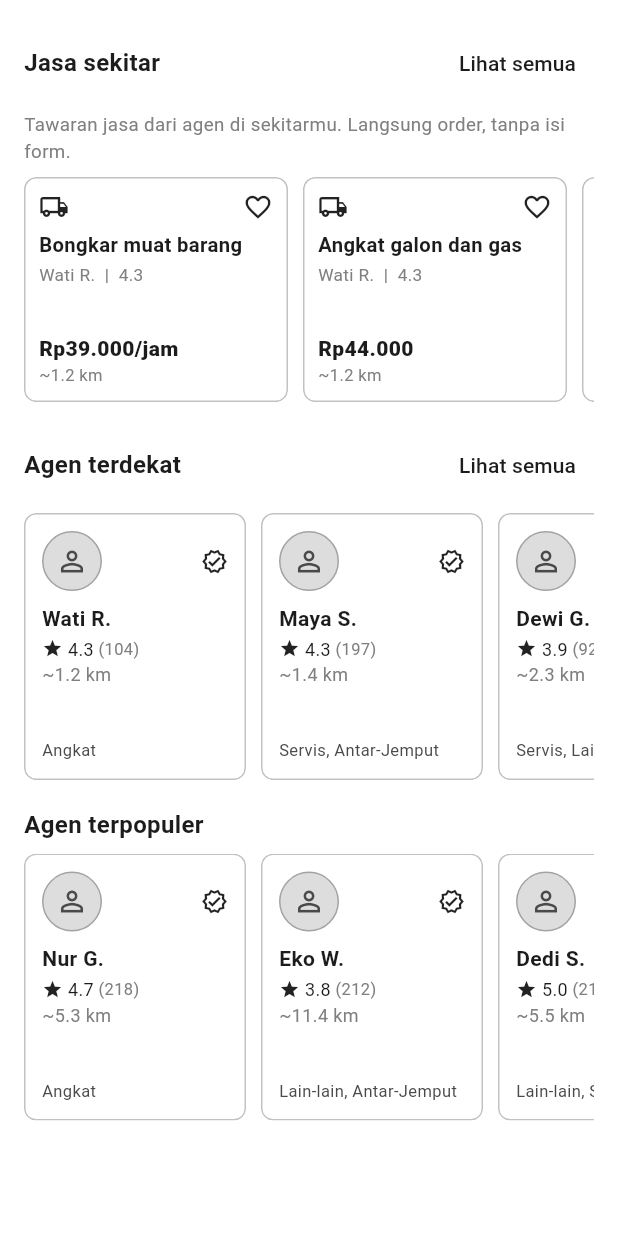
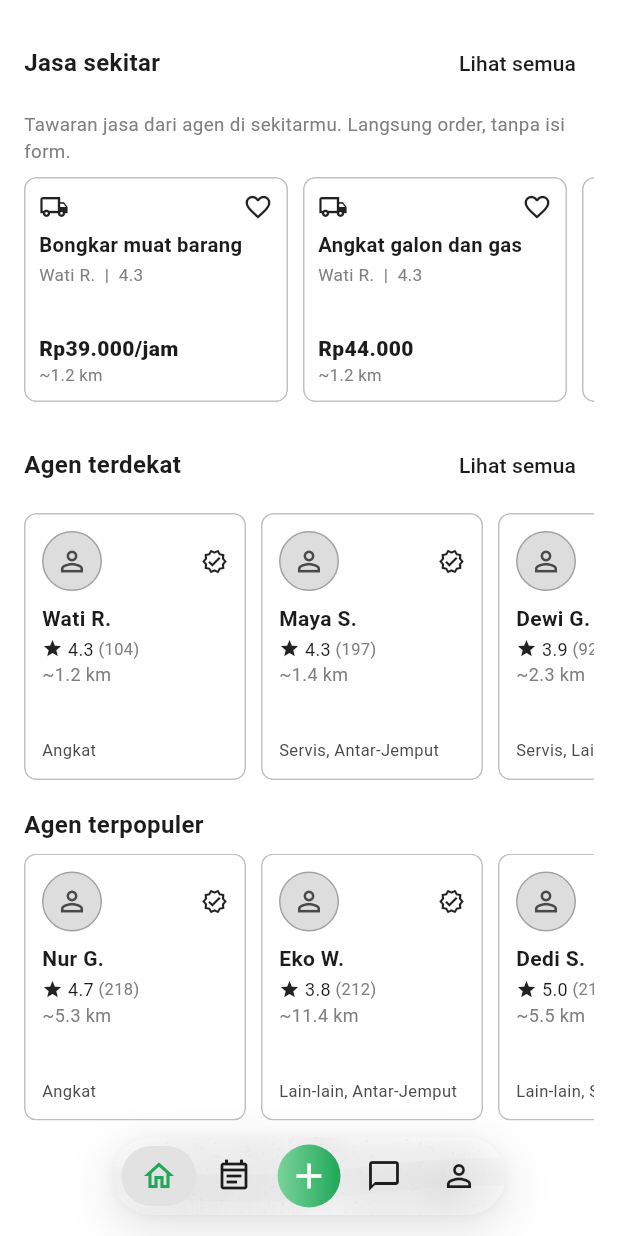
Before and after one commit to RifkiIndriawanUNP/buruhku, a Flutter app: the Shell screen opened directly, scrolled down 541 dp, on a phone screen of 412 x 824 dp. Run offline on Flutter 3.47's test engine with Material 3 defaults, Android fonts, the light colour scheme and no system bars; our stand-ins replace shared_preferences; accounts and stored records are empty.

Commit message:
update navbar dan alur order lebih dari satu agen

```diff
--- a/lib/screens/shell.dart
+++ b/lib/screens/shell.dart
@@ -19,14 +19,14 @@
   bool _hidden = false;
 
   bool _onNotification(ScrollNotification notification) {
-    if (notification is ScrollUpdateNotification) {
-      if (notification.metrics.axis == Axis.vertical) {
-        final delta = notification.scrollDelta ?? 0;
-        if (delta > 0 && !_hidden) {
-          setState(() => _hidden = true);
-        } else if (delta < 0 && _hidden) {
-          setState(() => _hidden = false);
-        }
+    if (notification is ScrollUpdateNotification && notification.metrics.axis == Axis.vertical) {
+      final delta = notification.scrollDelta ?? 0;
+      if (notification.metrics.pixels <= 0) {
+        if (_hidden) setState(() => _hidden = false);
+      } else if (delta > 4 && !_hidden) {
+        setState(() => _hidden = true);
+      } else if (delta < -4 && _hidden) {
+        setState(() => _hidden = false);
       }
     }
     return false;
@@ -76,7 +76,7 @@
                 setState(() => _hidden = false);
                 context.r.goTab(v);
               },
-              hidden: _hidden,
+              compact: _hidden,
             ),
           ),
         ],
--- a/lib/ui.dart
+++ b/lib/ui.dart
@@ -450,8 +450,8 @@
   final List<BarItem> items;
   final int? center;
   final ValueChanged<int> onTap;
-  final bool hidden;
-  const BottomBar({required this.index, required this.items, required this.onTap, this.center, this.hidden = false, super.key});
+  final bool compact;
+  const BottomBar({required this.index, required this.items, required this.onTap, this.center, this.compact = false, super.key});
   @override
   State<BottomBar> createState() => _BottomBarState();
 }
@@ -459,8 +459,8 @@
 class _Geo {
   static const pad = 6.0;
   final List<double> lefts = [], widths = [];
-  _Geo(int n, int? center, double inner) {
-    final wt = [for (var i = 0; i < n; i++) i == center ? 1.35 : 1.0];
+  _Geo(int n, int? center, double inner, {double centerWeight = 1.35}) {
+    final wt = [for (var i = 0; i < n; i++) i == center ? centerWeight : 1.0];
     final sum = wt.fold(0.0, (a, b) => a + b);
     var x = 0.0;
     for (final k in wt) {
@@ -493,26 +493,27 @@
 }
 
 class _BottomBarState extends State<BottomBar> with TickerProviderStateMixin {
-  static const _barH = 66.0;
+  static const _barH = 66.0;       // tinggi bar normal
+  static const _barHCompact = 52.0; // tinggi bar saat kompak
+  static const _slotCompact = 50.0; // lebar tiap ikon saat kompak (jarak antar ikon)
   static const _posSpring = SpringDescription(mass: 1, stiffness: 260, damping: 24);
   static const _pressSpring = SpringDescription(mass: 1, stiffness: 420, damping: 16);
   static const _stretchSpring = SpringDescription(mass: 1, stiffness: 320, damping: 11);
+  static const _compactSpring = SpringDescription(mass: 1, stiffness: 240, damping: 26);
 
   late final AnimationController _stretch = AnimationController.unbounded(vsync: this, value: 0);
-  double _downY = 0;
   late final AnimationController _pos = AnimationController.unbounded(vsync: this, value: widget.index.toDouble());
   late final AnimationController _press = AnimationController.unbounded(vsync: this, value: 0);
+  late final AnimationController _compact = AnimationController.unbounded(vsync: this, value: widget.compact ? 1 : 0);
 
-  late final AnimationController _hideCtrl = AnimationController(
-    vsync: this,
-    duration: const Duration(milliseconds: 400),
-    value: widget.hidden ? 1.0 : 0.0,
-  );
-
+  double _downY = 0;
   bool _down = false, _dragging = false;
   double _downX = 0;
   int _hover = 0;
-  double _w = 0;
+  double _w = 0;   // lebar bar saat ini (animasi)
+  double _cv = 0;  // progres kompak 0..1 (animasi)
+
+  double get _h => _barH + (_barHCompact - _barH) * _cv;
 
   void _spring(AnimationController c, SpringDescription d, double to) =>
       c.animateWith(SpringSimulation(d, c.value, to, c.velocity));
@@ -520,12 +521,8 @@
   @override
   void didUpdateWidget(BottomBar old) {
     super.didUpdateWidget(old);
-    if (old.hidden != widget.hidden) {
-      if (widget.hidden) {
-        _hideCtrl.forward();
-      } else {
-        _hideCtrl.reverse();
-      }
+    if (old.compact != widget.compact) {
+      _spring(_compact, _compactSpring, widget.compact ? 1 : 0);
     }
     if (!_down && (old.index != widget.index || old.items.length != widget.items.length)) {
       _spring(_pos, _posSpring, widget.index.toDouble());
@@ -534,7 +531,7 @@
 
   @override
   void dispose() {
-    _hideCtrl.dispose();
+    _compact.dispose();
     _pos.dispose();
     _press.dispose();
     _stretch.dispose();
@@ -587,9 +584,11 @@
   Widget _item(int i, double w, Color col, bool bold) {
     final it = widget.items[i];
     if (i == widget.center) {
+      // pill -> lingkaran 42x42 saat kompak
+      final pillW = 42 + max(0.0, (w - 4) - 42) * (1 - _cv);
       return Center(
         child: Container(
-          width: w - 4, height: 42,
+          width: pillW, height: 42,
           decoration: BoxDecoration(
             borderRadius: BorderRadius.circular(21),
             gradient: const LinearGradient(colors: [kGreenLt, kGreen], begin: Alignment.centerLeft, end: Alignment.centerRight),
@@ -598,19 +597,30 @@
         ),
       );
     }
+    final lab = 1 - _cv;
     return Column(mainAxisAlignment: MainAxisAlignment.center, children: [
       Badge(
         isLabelVisible: it.badge > 0, label: Text('${it.badge}'), backgroundColor: const Color(0xFFE53935),
         child: Icon(it.icon, color: col, size: 24),
       ),
-      const SizedBox(height: 2),
-      Text(it.label, maxLines: 1, overflow: TextOverflow.clip,
+      SizedBox(height: 2 * lab),
+      // label memudar dan menutup (tinggi menyusut) saat kompak
+      ClipRect(
+        child: Align(
+          alignment: Alignment.topCenter,
+          heightFactor: lab,
+          child: Opacity(
+            opacity: lab * lab,
+            child: Text(it.label, maxLines: 1, overflow: TextOverflow.clip,
                 style: TextStyle(fontSize: 11, color: col, fontWeight: bold ? FontWeight.w700 : FontWeight.w600)),
+          ),
+        ),
+      ),
     ]);
   }
 
   Widget _row(_Geo g, Color Function(int) col, bool Function(int) bold) => SizedBox(
-        width: _w, height: _barH,
+        width: _w, height: _h,
         child: Padding(
           padding: const EdgeInsets.symmetric(horizontal: _Geo.pad),
           child: Row(children: [
@@ -619,48 +629,27 @@
         ),
       );
 
-  Widget _buildActiveBubble() {
-    // Ambil lebar dari slot tengah agar ukurannya sama persis saat diam
-    final centerIdx = widget.center ?? 2;
-    final g = _Geo(widget.items.length, widget.center, _w > 0 ? _w - _Geo.pad * 2 : 200);
-    final w = _w > 0 ? g.widths[centerIdx] : 60.0;
-
-    return Container(
-      width: w - 4,
-      height: 42,
-      decoration: BoxDecoration(
-        borderRadius: BorderRadius.circular(21), // Kapsul, bukan bulat
-        gradient: const LinearGradient(
-          colors: [kGreenLt, kGreen],
-          begin: Alignment.centerLeft,
-          end: Alignment.centerRight,
-        ),
-      ),
-      child: const Center(
-        child: Icon(Icons.add, color: cW, size: 28), // Ukuran ikon 28 sama seperti aslinya
-      ),
-    );
-  }
-
   @override
   Widget build(BuildContext context) {
     final bottom = MediaQuery.of(context).padding.bottom;
     final bottomPad = bottom > 12 ? bottom - 6 : 14.0;
 
-    final content = Padding(
+    return Padding(
       padding: EdgeInsets.fromLTRB(24, 10, 24, bottomPad),
       child: LayoutBuilder(builder: (ctx, bc) {
-        _w = bc.maxWidth;
-        final g = _Geo(widget.items.length, widget.center, _w - _Geo.pad * 2);
-        return Listener(
-          behavior: HitTestBehavior.opaque,
-          onPointerDown: (e) => _onDown(e, g),
-          onPointerMove: (e) => _onMove(e, g),
-          onPointerUp: (e) => _onUp(e, g),
-          onPointerCancel: (e) => _onUp(e, g, cancel: true),
-          child: AnimatedBuilder(
-            animation: Listenable.merge([_pos, _press, _stretch]),
+        final full = bc.maxWidth;
+        final n = widget.items.length;
+        final compactW = min(full, _Geo.pad * 2 + n * _slotCompact);
+
+        return AnimatedBuilder(
+          animation: Listenable.merge([_pos, _press, _stretch, _compact]),
           builder: (_, __) {
+            final c = _compact.value.clamp(0.0, 1.0);
+            _cv = c;
+            final barW = full + (compactW - full) * c;
+            _w = barW;
+            final g = _Geo(n, widget.center, barW - _Geo.pad * 2, centerWeight: 1.35 - 0.35 * c);
+
             final pr = _press.value;
             final prc = pr.clamp(0.0, 1.0);
             final p = _pos.value.clamp(0.0, g.n - 1.0);
@@ -680,16 +669,25 @@
             final downS = sv > 0 ? sv : 0.0;
             final squeeze = sv.abs() * 0.3;
 
-              final restW = wd, restH = 54.0;
+            final restW = wd, restH = _h - 12;
             final lensW = wd + 48 * pr - squeeze * 0.5;
-              final lensH = 54 + 22 * pr + sv.abs() * 0.8;
-              final lensL = cx - lensW / 2, lensT = (_barH - lensH) / 2 + sv * 0.4;
+            final lensH = (_h - 12) + 22 * pr + sv.abs() * 0.8;
+            final lensL = cx - lensW / 2, lensT = (_h - lensH) / 2 + sv * 0.4;
 
-              final shellRad = (_barH + growV * 2 + upS + downS) / 2;
+            final shellRad = (_h + growV * 2 + upS + downS) / 2;
             final shellRadius = BorderRadius.circular(shellRad);
 
-              return SizedBox(
-                height: _barH,
+            return Align(
+              heightFactor: 1,
+              child: SizedBox(
+                width: barW,
+                height: _h,
+                child: Listener(
+                  behavior: HitTestBehavior.opaque,
+                  onPointerDown: (e) => _onDown(e, g),
+                  onPointerMove: (e) => _onMove(e, g),
+                  onPointerUp: (e) => _onUp(e, g),
+                  onPointerCancel: (e) => _onUp(e, g, cancel: true),
                   child: Stack(clipBehavior: Clip.none, children: [
                     // 1) background bar
                     Positioned(
@@ -719,9 +717,9 @@
                                       begin: Alignment.topCenter,
                                       end: Alignment.bottomCenter,
                                       colors: [
-                                      cW.withAlpha(240),
-                                      const Color(0xFFF1F1F1).withAlpha(50),
-                                      const Color(0xFFE7E7E7).withAlpha(180),
+                                        cW.withAlpha(180),
+                                        const Color(0xFFF7F7F7).withAlpha(180),
+                                        const Color(0xFFF7F7F7).withAlpha(180),
                                       ],
                                       stops: const [0.0, 0.55, 1.0],
                                     ),
@@ -744,7 +742,7 @@
                           child: Stack(clipBehavior: Clip.none, children: [
                             if (prc < 1)
                               Positioned(
-                              left: cx - restW / 2, top: (_barH - restH) / 2, width: restW, height: restH,
+                                left: cx - restW / 2, top: (_h - restH) / 2, width: restW, height: restH,
                                 child: Opacity(
                                   opacity: 1 - prc,
                                   child: DecoratedBox(
@@ -784,7 +782,7 @@
                                           ),
                                         ),
                                         Positioned(
-                                        left: -lensL, top: -lensT, width: _w, height: _barH,
+                                          left: -lensL, top: -lensT, width: _w, height: _h,
                                           child: Transform.scale(
                                             scale: 1 + .16 * pr,
                                             alignment: Alignment((cx / _w) * 2 - 1, 0),
@@ -802,68 +800,12 @@
                       ),
                     ),
                   ]),
+                ),
+              ),
             );
           },
-          ),
         );
       }),
-    );
-
-    return AnimatedBuilder(
-      animation: _hideCtrl,
-      builder: (context, child) {
-        final t = Curves.easeInOut.transform(_hideCtrl.value);
-
-        // Fase 1: Morph bar ke tengah (0.0 -> 0.4)
-        final morph = (t / 0.4).clamp(0.0, 1.0);
-        // Fase 2: Bubble meluncur turun (0.4 -> 1.0)
-        final drop = ((t - 0.4) / 0.6).clamp(0.0, 1.0);
-
-        final barScaleX = 1.0 - morph * 0.85;
-        final barScaleY = 1.0 - morph * 0.55;
-        final barOpacity = 1.0 - morph;
-
-        final bubbleScale = 0.6 + morph * 0.4;
-        final bubbleDrop = Curves.easeIn.transform(drop) * 180;
-        final bubbleOpacity = 1.0 - drop;
-
-        return Stack(
-          clipBehavior: Clip.none,
-          alignment: Alignment.bottomCenter,
-          children: [
-            // Bar Asli
-            IgnorePointer(
-              ignoring: t > 0.01,
-              child: Transform.scale(
-                scaleX: barScaleX,
-                scaleY: barScaleY,
-                alignment: Alignment.center,
-                child: Opacity(
-                  opacity: barOpacity,
-                  child: child,
-                ),
-              ),
-            ),
-
-            // Bubble Ikon Aktif
-            if (t > 0.0)
-              Positioned(
-                bottom: bottomPad + 12, // Pusat dari bar 66px adalah bottomPad + 33. Pusat bubble 54px adalah 27. Maka bottomPad + 33 - 27 = bottomPad + 6
-                child: Transform.translate(
-                  offset: Offset(0, bubbleDrop),
-                  child: Transform.scale(
-                    scale: bubbleScale,
-                    child: Opacity(
-                      opacity: bubbleOpacity,
-                      child: _buildActiveBubble(),
-                    ),
-                  ),
-                ),
-              ),
-          ],
-        );
-      },
-      child: content,
     );
   }
 }
```
Also changed, not shown: lib/screens/order.dart (+47 -24 lines), lib/store.dart (+7 -2 lines). Lines whose indentation alone changed are shown as unchanged.
